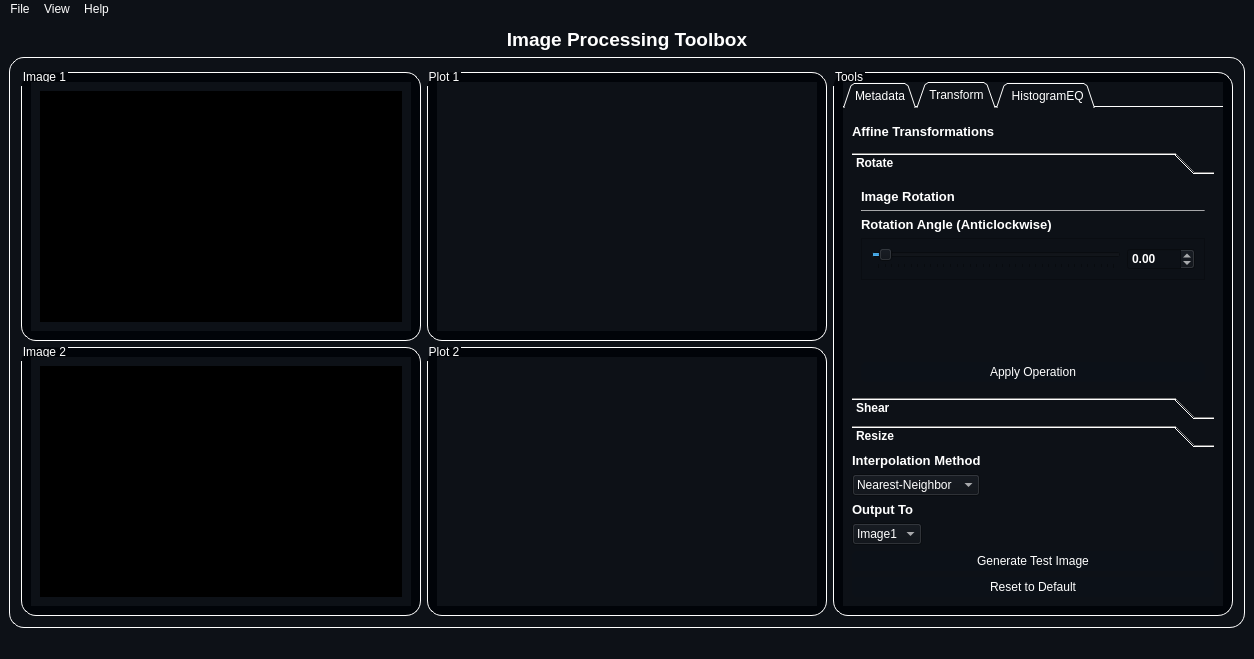
Old version of the form resources/MainWindow.ui in the repository mo-gaafar/image-processing-toolbox.
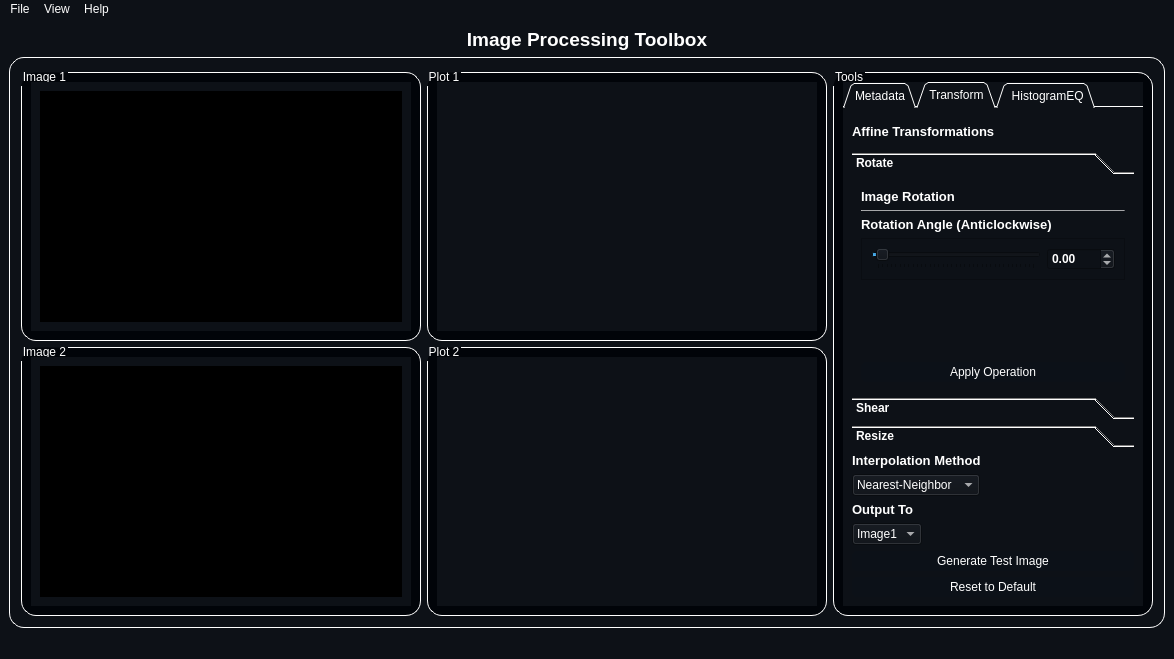
New version of the form. The open tabs and pages were chosen to show the change. Icons and pictures are not drawn.

Patch:
```diff
--- a/resources/MainWindow.ui
+++ b/resources/MainWindow.ui
@@ -6,8 +6,8 @@
    <rect>
     <x>0</x>
     <y>0</y>
-    <width>1250</width>
-    <height>630</height>
+    <width>1170</width>
+    <height>637</height>
    </rect>
   </property>
   <property name="windowTitle">
@@ -116,7 +116,7 @@
         <widget class="QGroupBox" name="groupBox_5">
          <property name="minimumSize">
           <size>
-           <width>400</width>
+           <width>320</width>
            <height>0</height>
           </size>
          </property>
@@ -368,8 +368,8 @@
                   <rect>
                    <x>0</x>
                    <y>0</y>
-                   <width>362</width>
-                   <height>196</height>
+                   <width>282</width>
+                   <height>197</height>
                   </rect>
                  </property>
                  <attribute name="label">
@@ -1436,7 +1436,7 @@
     <rect>
      <x>0</x>
      <y>0</y>
-     <width>1250</width>
+     <width>1170</width>
      <height>21</height>
     </rect>
    </property>
```
Left out of the diff: 484 changed lines with no effect on the pictures.
